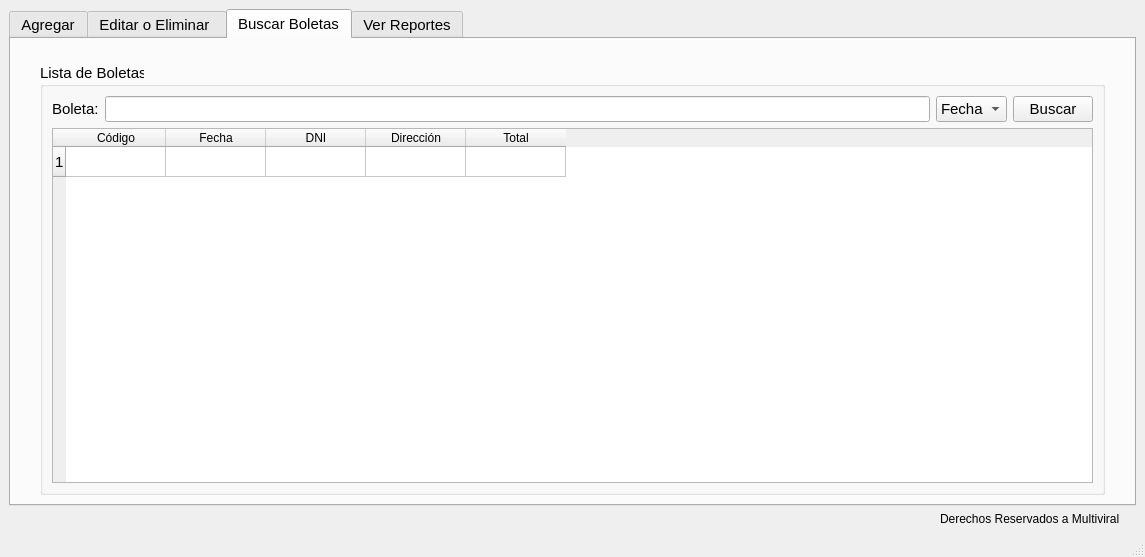
Old version of the form admin/admin.ui in the repository nashvent/libreria.
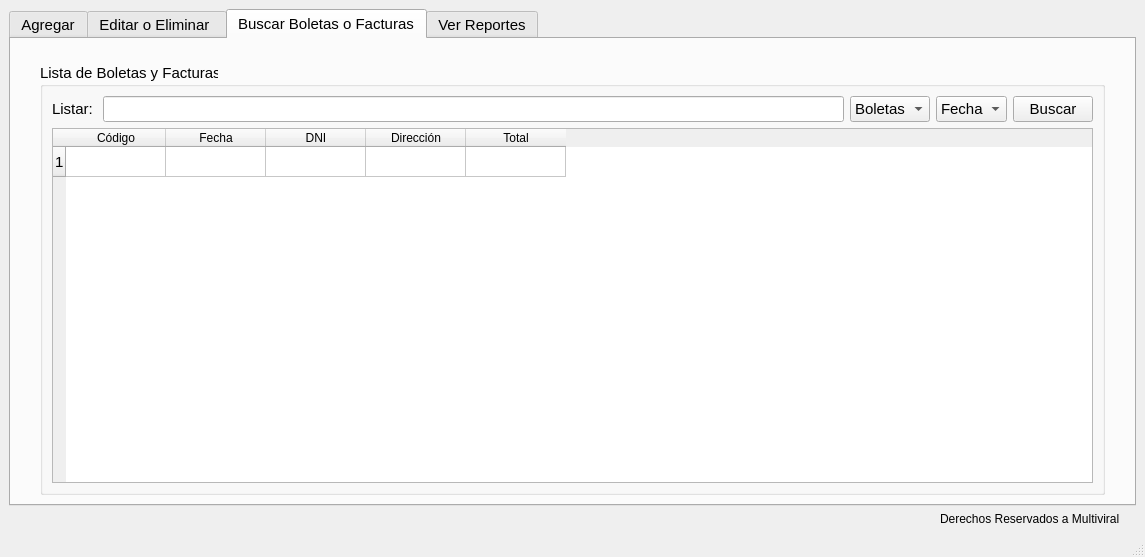
New version of the form. The open tabs and pages were chosen to show the change. Icons and pictures are not drawn.

Commit message: buscar factura y boleta

```diff
--- a/admin/admin.ui
+++ b/admin/admin.ui
@@ -442,13 +442,13 @@
          <normaloff>icons/buscar.png</normaloff>icons/buscar.png</iconset>
        </attribute>
        <attribute name="title">
-        <string>Buscar Boletas</string>
+        <string>Buscar Boletas o Facturas</string>
        </attribute>
        <layout class="QGridLayout" name="gridLayout_5">
         <item row="1" column="1">
          <widget class="QGroupBox" name="groupBox_4">
           <property name="title">
-           <string>Lista de Boletas</string>
+           <string>Lista de Boletas y Facturas</string>
           </property>
           <layout class="QVBoxLayout" name="verticalLayout_16">
            <item>
@@ -459,13 +459,27 @@
              <item>
               <widget class="QLabel" name="label_16">
                <property name="text">
-                <string>Boleta:</string>
+                <string>Listar: </string>
                </property>
               </widget>
              </item>
              <item>
               <widget class="QLineEdit" name="lineEdit"/>
              </item>
+             <item>
+              <widget class="QComboBox" name="comboBox_2">
+               <item>
+                <property name="text">
+                 <string>Boletas</string>
+                </property>
+               </item>
+               <item>
+                <property name="text">
+                 <string>Factura</string>
+                </property>
+               </item>
+              </widget>
+             </item>
              <item>
               <widget class="QComboBox" name="comboBox">
                <item>
```
Left out of the diff: 63 changed lines with no effect on the pictures.
